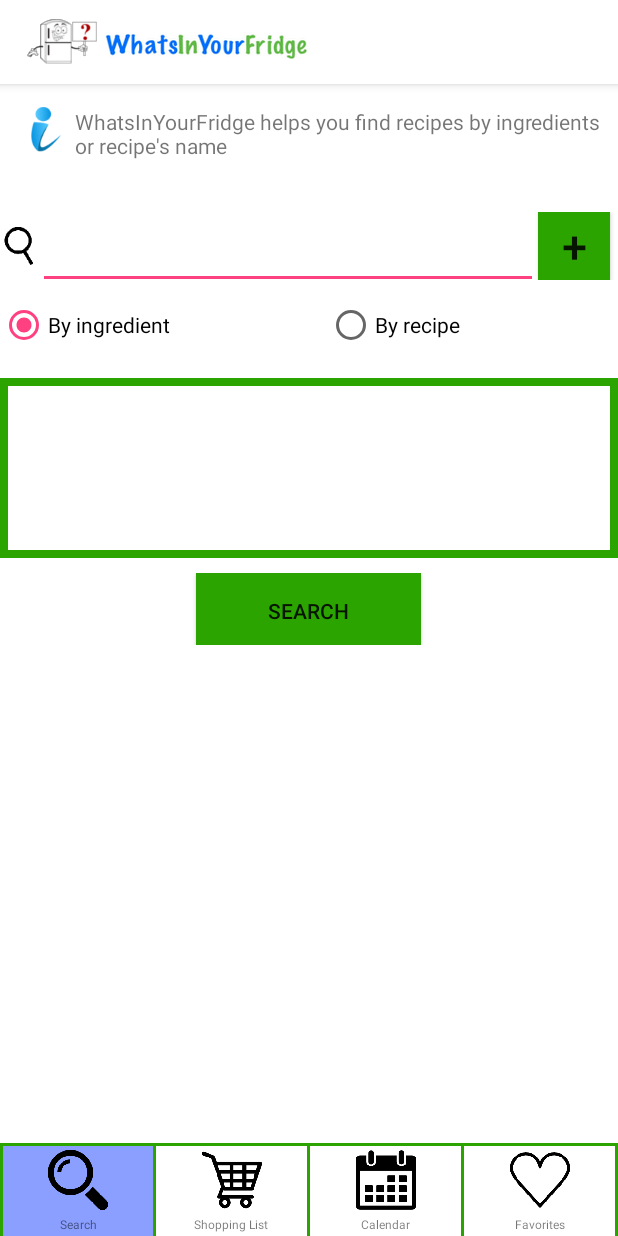
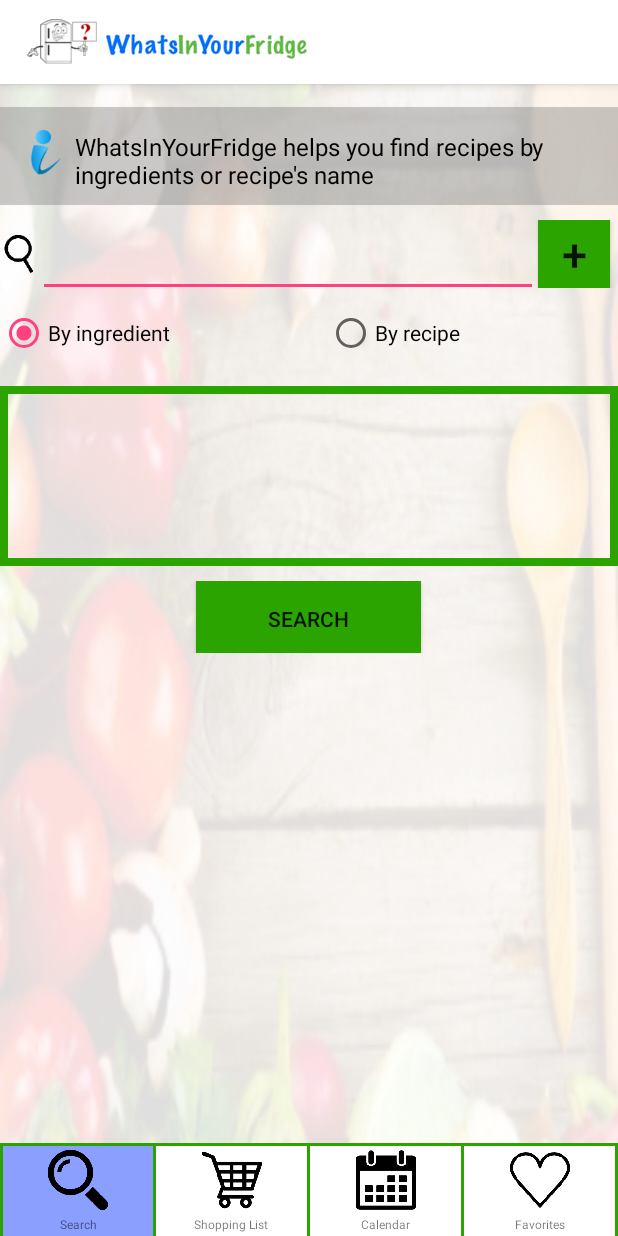
Before and after one commit to vakando/whatsinyourfridge, an Android app: the screen it shows after launch (MainActivity), on a phone screen of 412 x 824 dp. Run offline under Robolectric (Android 15) with nearby library versions, the phone set to English and light mode, and no system bars.

Commit message:
+ Style ajusté

```diff
--- a/app/src/main/java/com/example/canmorpro/whatsinyourfridge3/IngredientSearch.java
+++ b/app/src/main/java/com/example/canmorpro/whatsinyourfridge3/IngredientSearch.java
@@ -120,14 +120,6 @@ public class IngredientSearch {
             IngredientNameList= obj2.getIngredientName();
             PreparationDescriptionList= obj2.getPreparationDescription();
 
-            for(int g=0 ;  g< PreparationDescriptionList.size(); g++ ){
-
-                String s = PreparationDescriptionList.get(g);
-                System.out.println( s.replaceAll("\\s+","").equals(""));
-                System.out.println("first-" + PreparationDescriptionList.get(g) + "-last");
-
-            }
-
             for(int j=0; j<IngredientIdList.size(); j++){
                 // set the Ingredients table and link table
                 dbh.setIngredients(Integer.parseInt(IngredientIdList.get(j)), IngredientNameList.get(j), 0, 0);
--- a/app/src/main/res/layout/bottom_menu.xml
+++ b/app/src/main/res/layout/bottom_menu.xml
@@ -18,7 +18,8 @@ android:layout_height="wrap_content">
         android:layout_width="match_parent"
         android:layout_height="60dp"
         android:layout_alignParentBottom="true"
-        android:id="@+id/footer">
+        android:id="@+id/footer"
+        android:background="#c8c8c8">
 
         <LinearLayout
             android:orientation="vertical"
--- a/app/src/main/res/layout/multi_fragment.xml
+++ b/app/src/main/res/layout/multi_fragment.xml
@@ -13,7 +13,8 @@
         android:layout_width="match_parent"
         android:layout_height="match_parent"
         android:layout_alignParentTop ="true"
-        android:layout_above="@+id/menu_container"></RelativeLayout>
+        android:layout_above="@+id/menu_container"
+        android:background="@drawable/background_pic"></RelativeLayout>
 
     <RelativeLayout
         android:id="@+id/menu_container"
--- a/app/src/main/res/layout/search.xml
+++ b/app/src/main/res/layout/search.xml
@@ -19,7 +19,9 @@
         android:layout_width="match_parent"
         android:layout_height="wrap_content"
         android:paddingTop="15dp"
-        android:paddingLeft="10dp">
+        android:paddingLeft="10dp"
+        android:layout_marginTop="15dp"
+        android:background="#667c7c7c">
 
         <ImageView
             android:layout_width="40dp"
@@ -32,7 +34,10 @@
             android:layout_height="60dp"
             android:text="@string/hint"
             android:singleLine="false"
-            android:layout_weight="1" />
+            android:layout_weight="1"
+            android:textSize="16dp"
+            android:textColor="#000000"
+            android:layout_marginBottom="-10dp" />
     </LinearLayout>
 
     <LinearLayout
```
Also changed, not shown: app/src/main/res/drawable/background_pic.jpg (added).
